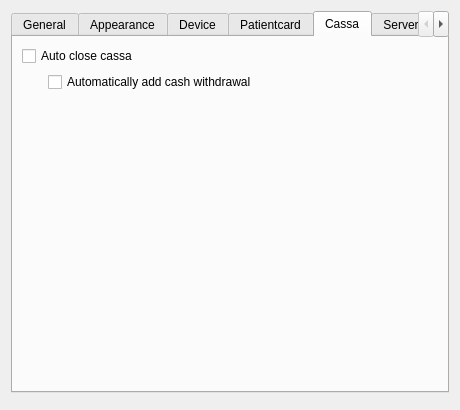
Old version of the form client/dlgpreferences.ui in the repository tbikfalvi/Belenus.
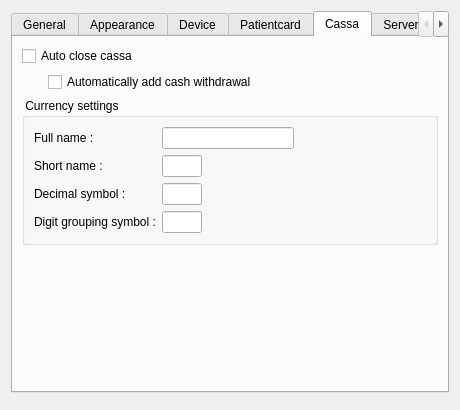
New version of the form. The open tabs and pages were chosen to show the change.

Diff of the .ui file:
```diff
--- a/client/dlgpreferences.ui
+++ b/client/dlgpreferences.ui
@@ -1178,6 +1178,111 @@
          </item>
         </layout>
        </item>
+       <item>
+        <widget class="QGroupBox" name="gbCurrency">
+         <property name="title">
+          <string> Currency settings </string>
+         </property>
+         <layout class="QFormLayout" name="formLayout_4">
+          <item row="0" column="0">
+           <widget class="QLabel" name="lblCurrencyFullName">
+            <property name="text">
+             <string>Full name :</string>
+            </property>
+           </widget>
+          </item>
+          <item row="0" column="1">
+           <layout class="QHBoxLayout" name="horizontalLayout_21">
+            <item>
+             <widget class="QLineEdit" name="ledCurrencyFullName"/>
+            </item>
+            <item>
+             <spacer name="horizontalSpacer_16">
+              <property name="orientation">
+               <enum>Qt::Horizontal</enum>
+              </property>
+              <property name="sizeHint" stdset="0">
+               <size>
+                <width>40</width>
+                <height>20</height>
+               </size>
+              </property>
+             </spacer>
+            </item>
+           </layout>
+          </item>
+          <item row="1" column="0">
+           <widget class="QLabel" name="lblCurrencyShortName">
+            <property name="text">
+             <string>Short name :</string>
+            </property>
+           </widget>
+          </item>
+          <item row="1" column="1">
+           <widget class="QLineEdit" name="ledCurrencyShortName">
+            <property name="minimumSize">
+             <size>
+              <width>40</width>
+              <height>0</height>
+             </size>
+            </property>
+            <property name="maximumSize">
+             <size>
+              <width>40</width>
+              <height>16777215</height>
+             </size>
+            </property>
+           </widget>
+          </item>
+          <item row="2" column="0">
+           <widget class="QLabel" name="lblSeparatorDecimal">
+            <property name="text">
+             <string>Decimal symbol :</string>
+            </property>
+           </widget>
+          </item>
+          <item row="2" column="1">
+           <widget class="QLineEdit" name="ledSeparatorDecimal">
+            <property name="minimumSize">
+             <size>
+              <width>40</width>
+              <height>0</height>
+             </size>
+            </property>
+            <property name="maximumSize">
+             <size>
+              <width>40</width>
+              <height>16777215</height>
+             </size>
+            </property>
+           </widget>
+          </item>
+          <item row="3" column="0">
+           <widget class="QLabel" name="lblSeparatorThousand">
+            <property name="text">
+             <string>Digit grouping symbol :</string>
+            </property>
+           </widget>
+          </item>
+          <item row="3" column="1">
+           <widget class="QLineEdit" name="ledSeparatorThousand">
+            <property name="minimumSize">
+             <size>
+              <width>40</width>
+              <height>0</height>
+             </size>
+            </property>
+            <property name="maximumSize">
+             <size>
+              <width>40</width>
+              <height>16777215</height>
+             </size>
+            </property>
+           </widget>
+          </item>
+         </layout>
+        </widget>
+       </item>
        <item>
         <spacer name="verticalSpacer_5">
          <property name="orientation">
```
Left out of the diff: 2 changed lines with no effect on the pictures.
